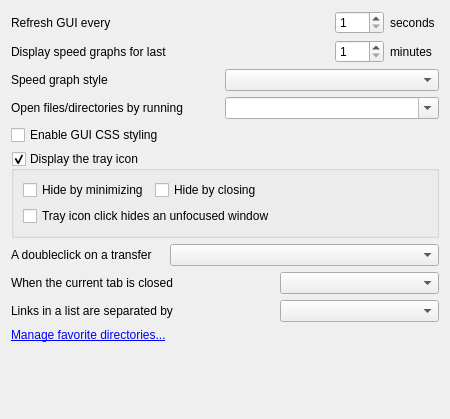
Before: the Qt Designer form src/SettingsGeneralForm.ui in LubosD/fatrat, drawn with Qt 5.
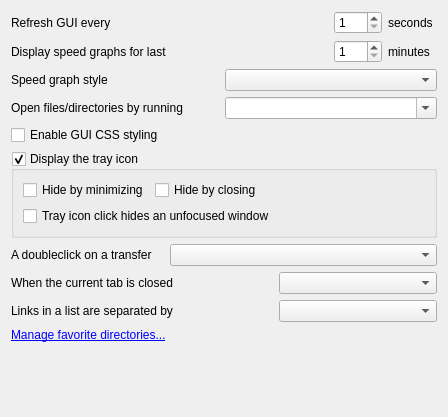
After: the same form once the commit is applied.

Commit message: The main menu now includes settings subpages

Patch:
```diff
--- a/src/SettingsGeneralForm.ui
+++ b/src/SettingsGeneralForm.ui
@@ -1,12 +1,12 @@
 <ui version="4.0" >
  <class>SettingsGeneralForm</class>
- <widget class="QWidget" name="SettingsGeneralForm" >
-  <property name="geometry" >
+ <widget class="QWidget" name="SettingsGeneralForm">
+  <property name="geometry">
    <rect>
     <x>0</x>
     <y>0</y>
-    <width>450</width>
-    <height>419</height>
+    <width>448</width>
+    <height>417</height>
    </rect>
   </property>
   <property name="windowTitle" >
```
Left out of the diff: 160 changed lines with no effect on the pictures. The commit also changes 21 other files.
